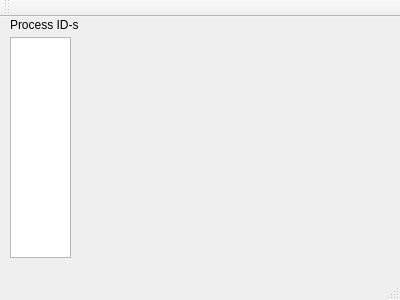
First picture: the form in ui/main_window.ui, repository gnyiri/sys-ins, before the edit.
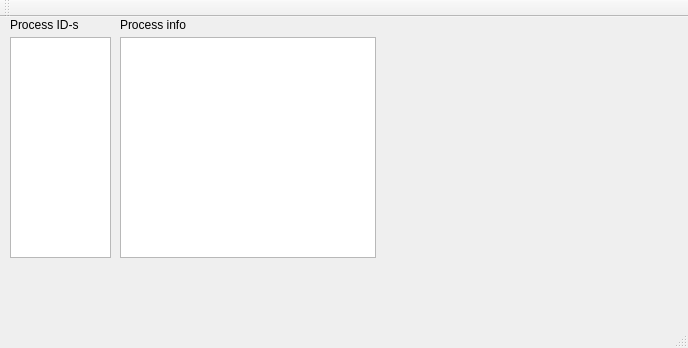
Second picture: the form after the edit.

Commit message: Add process details

```diff
--- a/ui/main_window.ui
+++ b/ui/main_window.ui
@@ -6,8 +6,8 @@
    <rect>
     <x>0</x>
     <y>0</y>
-    <width>400</width>
-    <height>300</height>
+    <width>688</width>
+    <height>348</height>
    </rect>
   </property>
   <property name="windowTitle">
@@ -19,7 +19,7 @@
      <rect>
       <x>10</x>
       <y>20</y>
-      <width>61</width>
+      <width>101</width>
       <height>221</height>
      </rect>
     </property>
@@ -37,6 +37,29 @@
      <string>Process ID-s</string>
     </property>
    </widget>
+   <widget class="QTextBrowser" name="m_process_details">
+    <property name="geometry">
+     <rect>
+      <x>120</x>
+      <y>20</y>
+      <width>256</width>
+      <height>221</height>
+     </rect>
+    </property>
+   </widget>
+   <widget class="QLabel" name="label_2">
+    <property name="geometry">
+     <rect>
+      <x>120</x>
+      <y>0</y>
+      <width>121</width>
+      <height>16</height>
+     </rect>
+    </property>
+    <property name="text">
+     <string>Process info</string>
+    </property>
+   </widget>
   </widget>
   <widget class="QMenuBar" name="menuBar">
    <property name="geometry">
```
Left out of the diff: 2 changed lines with no effect on the pictures. The commit also changes 4 other files.
